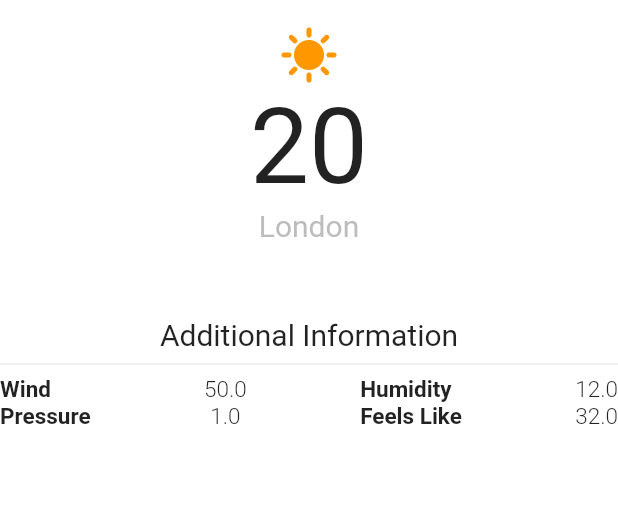
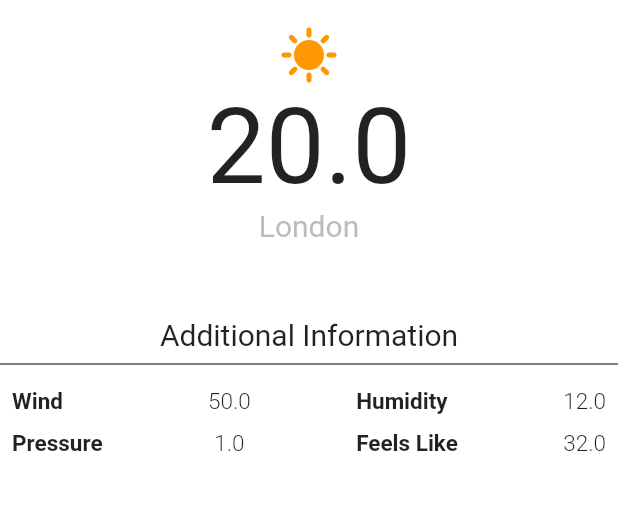
Before and after one commit to harshonline/WeatherApp, a Flutter app: the screen it shows after launch, on a phone screen of 412 x 824 dp, the part 59-569 px from its top. Run offline on Flutter 3.47's test engine with Material 2 defaults, Android fonts, the phone set to English and light mode, and no system bars.

Commit message:
UI completed

```diff
--- a/lib/View/additional_information.dart
+++ b/lib/View/additional_information.dart
@@ -1,5 +1,3 @@
-import 'dart:html';
-
 import 'package:flutter/material.dart';
 
 class AdditionalInformation extends StatelessWidget {
@@ -19,7 +17,9 @@ class AdditionalInformation extends StatelessWidget {
         const TextStyle(fontSize: 15, fontWeight: FontWeight.bold);
     TextStyle value =
         const TextStyle(fontSize: 15, fontWeight: FontWeight.w300);
-    return Column(
+    return Padding(
+      padding: const EdgeInsets.all(8.0),
+      child: Column(
         crossAxisAlignment: CrossAxisAlignment.center,
         mainAxisAlignment: MainAxisAlignment.spaceBetween,
         children: [
@@ -34,6 +34,9 @@ class AdditionalInformation extends StatelessWidget {
                     "Wind",
                     style: property,
                   ),
+                  const SizedBox(
+                    height: 10,
+                  ),
                   Text(
                     "Pressure",
                     style: property,
@@ -46,6 +49,9 @@ class AdditionalInformation extends StatelessWidget {
                   Text(
                     "$wind",
                     style: value,
+                  ),
+                  const SizedBox(
+                    height: 10,
                   ),
                   Text(
                     "$pressure",
@@ -61,6 +67,9 @@ class AdditionalInformation extends StatelessWidget {
                     "Humidity",
                     style: property,
                   ),
+                  const SizedBox(
+                    height: 10,
+                  ),
                   Text(
                     "Feels Like",
                     style: property,
@@ -74,6 +83,9 @@ class AdditionalInformation extends StatelessWidget {
                     "$humidity",
                     style: value,
                   ),
+                  const SizedBox(
+                    height: 10,
+                  ),
                   Text(
                     "$feelslike",
                     style: value,
@@ -83,6 +95,7 @@ class AdditionalInformation extends StatelessWidget {
             ],
           ),
         ],
+      ),
     );
   }
 }
--- a/lib/View/current_weather.dart
+++ b/lib/View/current_weather.dart
@@ -3,8 +3,8 @@ import 'package:flutter/material.dart';
 class CurrentWeather extends StatelessWidget {
   const CurrentWeather(
       {super.key, required this.location, required this.temperature});
-  final temperature;
-  final location;
+  final double temperature;
+  final String location;
   @override
   Widget build(BuildContext context) {
     return Column(
@@ -16,7 +16,7 @@ class CurrentWeather extends StatelessWidget {
           size: 40,
         ),
         Text(
-          temperature,
+          '$temperature',
           style: TextStyle(fontSize: 70),
         ),
         Text(
--- a/lib/main.dart
+++ b/lib/main.dart
@@ -1,14 +1,10 @@
-import 'dart:convert';
-import 'dart:js_util';
 import 'package:flutter/material.dart';
 import 'package:harsh_chaudhary/View/additional_information.dart';
 import 'package:harsh_chaudhary/View/current_weather.dart';
-import 'package:http/http.dart' as http;
 
 void main() {
   runApp(const MyApp());
 }
-
 class MyApp extends StatelessWidget {
   const MyApp({super.key});
 
@@ -52,7 +48,7 @@ class _HomePageState extends State<HomePage> {
           Row(
             mainAxisAlignment: MainAxisAlignment.center,
             children: const [
-              CurrentWeather(location: "London", temperature: "20"),
+              CurrentWeather(location: "London", temperature: 20),
             ],
           ),
           const SizedBox(
@@ -62,7 +58,7 @@ class _HomePageState extends State<HomePage> {
             "Additional Information",
             style: TextStyle(fontSize: 20),
           ),
-          const Divider(),
+          const Divider(color: Colors.black),
           const AdditionalInformation(
             wind: 50,
             humidity: 12,
@@ -75,18 +71,6 @@ class _HomePageState extends State<HomePage> {
     );
   }
 }
-
-
-
-
-
-
-
-
-
-
-
-
 // apiCalling() async {
 //     _counter++;
 //     var uri = Uri.parse('https://randomuser.me/api/?results=$_counter');
```
Lines whose indentation alone changed are shown as unchanged.
